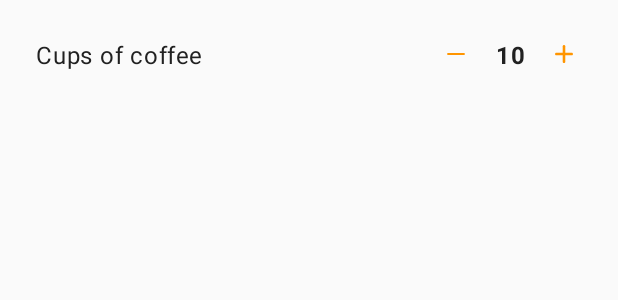
After one commit to bfpimentel/cornershop, an Android app: the layout counters_item.xml on its own in the app's theme, with its tools: preview values and no code run, on a phone screen of 412 x 824 dp. The commit adds this screen. Shown: the top 300 px of the screen. Run offline under Robolectric (Android 15) with nearby library versions, the light colour scheme and no system bars.

Commit message:
feat: add counters item layout

```diff
--- a/app/presentation/src/main/java/com/cornershop/counterstest/presentation/counters/CountersFragment.kt
+++ b/app/presentation/src/main/java/com/cornershop/counterstest/presentation/counters/CountersFragment.kt
@@ -18,6 +18,9 @@ class CountersFragment : Fragment() {
     override fun onViewCreated(view: View, savedInstanceState: Bundle?) {
         super.onViewCreated(view, savedInstanceState)
         loadKoinModules(countersModule)
+
+        bindInputs()
+        bindOutputs()
     }
 
     override fun onDestroyView() {
--- /dev/null
+++ b/app/presentation/src/main/res/drawable/ic_counter_minus.xml
@@ -0,0 +1,9 @@
+<vector xmlns:android="http://schemas.android.com/apk/res/android"
+    android:width="14dp"
+    android:height="2dp"
+    android:viewportWidth="14"
+    android:viewportHeight="2">
+  <path
+      android:pathData="M1,0L13,0A1,1 0,0 1,14 1L14,1A1,1 0,0 1,13 2L1,2A1,1 0,0 1,0 1L0,1A1,1 0,0 1,1 0z"
+      android:fillColor="#FF9500"/>
+</vector>
--- /dev/null
+++ b/app/presentation/src/main/res/drawable/ic_counter_plus.xml
@@ -0,0 +1,12 @@
+<vector xmlns:android="http://schemas.android.com/apk/res/android"
+    android:width="14dp"
+    android:height="14dp"
+    android:viewportWidth="14"
+    android:viewportHeight="14">
+  <path
+      android:pathData="M0,7C0,6.4477 0.4477,6 1,6H13C13.5523,6 14,6.4477 14,7C14,7.5523 13.5523,8 13,8H1C0.4477,8 0,7.5523 0,7Z"
+      android:fillColor="#FF9500"/>
+  <path
+      android:pathData="M7,14C6.4477,14 6,13.5523 6,13L6,1C6,0.4477 6.4477,0 7,0C7.5523,-0 8,0.4477 8,1L8,13C8,13.5523 7.5523,14 7,14Z"
+      android:fillColor="#FF9500"/>
+</vector>
--- a/app/presentation/src/main/res/layout/counters_fragment.xml
+++ b/app/presentation/src/main/res/layout/counters_fragment.xml
@@ -5,7 +5,7 @@
     android:layout_width="match_parent"
     android:layout_height="match_parent">
 
-    <androidx.appcompat.widget.AppCompatTextView
+    <com.google.android.material.textview.MaterialTextView
         android:id="@+id/itemCount"
         android:layout_width="wrap_content"
         android:layout_height="wrap_content"
@@ -13,7 +13,7 @@
         app:layout_constraintTop_toTopOf="parent"
         tools:text="4 items" />
 
-    <androidx.appcompat.widget.AppCompatTextView
+    <com.google.android.material.textview.MaterialTextView
         android:id="@+id/timesCount"
         android:layout_width="wrap_content"
         android:layout_height="wrap_content"
--- /dev/null
+++ b/app/presentation/src/main/res/layout/counters_item.xml
@@ -0,0 +1,60 @@
+<?xml version="1.0" encoding="utf-8"?>
+<androidx.constraintlayout.widget.ConstraintLayout xmlns:android="http://schemas.android.com/apk/res/android"
+    xmlns:app="http://schemas.android.com/apk/res-auto"
+    xmlns:tools="http://schemas.android.com/tools"
+    android:layout_width="match_parent"
+    android:layout_height="wrap_content"
+    android:background="?attr/selectableItemBackground"
+    android:padding="24dp">
+
+    <com.google.android.material.textview.MaterialTextView
+        android:id="@+id/name"
+        style="@style/TextAppearance.MaterialComponents.Body1"
+        android:layout_width="0dp"
+        android:layout_height="wrap_content"
+        android:layout_marginEnd="8dp"
+        app:layout_constraintBottom_toBottomOf="parent"
+        app:layout_constraintEnd_toStartOf="@id/subtract"
+        app:layout_constraintStart_toStartOf="parent"
+        app:layout_constraintTop_toTopOf="parent"
+        tools:text="Cups of coffee" />
+
+    <androidx.appcompat.widget.AppCompatImageView
+        android:id="@+id/subtract"
+        android:layout_width="24dp"
+        android:layout_height="24dp"
+        android:layout_marginEnd="4dp"
+        android:background="?attr/selectableItemBackground"
+        android:padding="6dp"
+        android:text="-"
+        app:layout_constraintBottom_toBottomOf="parent"
+        app:layout_constraintEnd_toStartOf="@id/count"
+        app:layout_constraintTop_toTopOf="parent"
+        app:srcCompat="@drawable/ic_counter_minus" />
+
+    <com.google.android.material.textview.MaterialTextView
+        android:id="@+id/count"
+        style="@style/TextAppearance.MaterialComponents.Body1"
+        android:layout_width="wrap_content"
+        android:layout_height="wrap_content"
+        android:layout_marginEnd="4dp"
+        android:background="?attr/selectableItemBackground"
+        android:gravity="center"
+        android:minWidth="40dp"
+        android:textStyle="bold"
+        app:layout_constraintBottom_toBottomOf="parent"
+        app:layout_constraintEnd_toStartOf="@id/add"
+        app:layout_constraintTop_toTopOf="parent"
+        tools:text="10" />
+
+    <androidx.appcompat.widget.AppCompatImageView
+        android:id="@+id/add"
+        android:layout_width="24dp"
+        android:layout_height="24dp"
+        android:padding="6dp"
+        app:layout_constraintBottom_toBottomOf="parent"
+        app:layout_constraintEnd_toEndOf="parent"
+        app:layout_constraintTop_toTopOf="parent"
+        app:srcCompat="@drawable/ic_counter_plus" />
+
+</androidx.constraintlayout.widget.ConstraintLayout>
--- a/app/presentation/src/main/res/layout/welcome_fragment.xml
+++ b/app/presentation/src/main/res/layout/welcome_fragment.xml
@@ -17,7 +17,7 @@
         app:layout_constraintStart_toStartOf="parent"
         app:layout_constraintTop_toTopOf="parent" />
 
-    <androidx.appcompat.widget.AppCompatTextView
+    <com.google.android.material.textview.MaterialTextView
         android:id="@+id/textTitle"
         style="@style/TextAppearance.AppCompat.Large"
         android:layout_width="wrap_content"
@@ -30,7 +30,7 @@
         app:layout_constraintVertical_bias="0.25"
         app:layout_constraintVertical_chainStyle="packed" />
 
-    <androidx.appcompat.widget.AppCompatTextView
+    <com.google.android.material.textview.MaterialTextView
         android:id="@+id/textDescription"
         style="@style/TextAppearance.AppCompat.Medium"
         android:layout_width="0dp"
@@ -46,7 +46,7 @@
         app:layout_constraintTop_toBottomOf="@+id/textTitle"
         app:layout_constraintVertical_bias="0.0" />
 
-    <androidx.appcompat.widget.AppCompatButton
+    <com.google.android.material.button.MaterialButton
         android:id="@+id/startButton"
         android:layout_width="wrap_content"
         android:layout_height="wrap_content"
--- a/app/presentation/src/main/res/values/colors.xml
+++ b/app/presentation/src/main/res/values/colors.xml
@@ -1,5 +1,6 @@
 <?xml version="1.0" encoding="utf-8"?>
 <resources>
+
     <color name="orange">#FF9500</color>
     <color name="white">#FFFFFF</color>
     <color name="black">#212121</color>
@@ -7,4 +8,5 @@
     <color name="light_gray">#DCDCDF</color>
 
     <color name="welcome_background">#F9F9F9</color>
+
 </resources>
```
